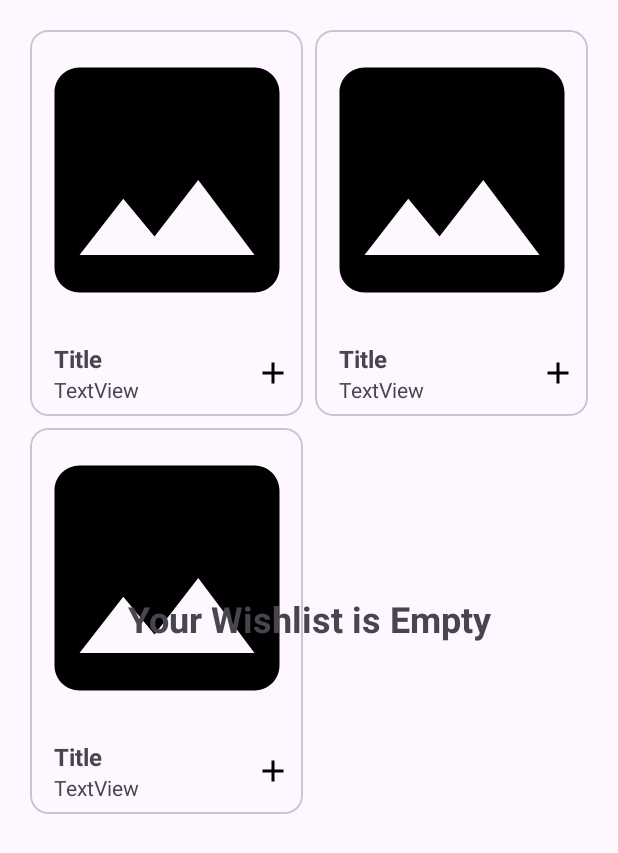
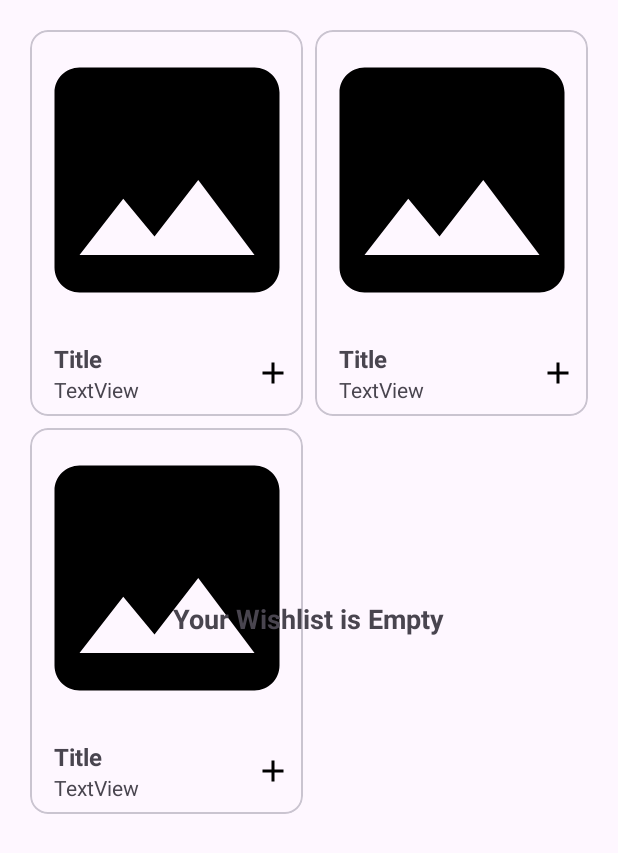
Before and after one commit to shahsamir97/CinemaHall, an Android app: the layout fragment_wishlist.xml on its own in the app's theme, with its tools: preview values and no code run, on a phone screen of 412 x 824 dp. Shown: the top 853 px of the screen. Run offline under Robolectric (Android 15) with nearby library versions, the phone set to English and light mode, and no system bars; network calls fail.

Commit message:
Change WishList empty text size

```diff
--- a/app/src/main/java/com/mdshahsamir/ovisharcinemahall/ui/dashboard/home/MovieListPagingSource.kt
+++ b/app/src/main/java/com/mdshahsamir/ovisharcinemahall/ui/dashboard/home/MovieListPagingSource.kt
@@ -18,9 +18,11 @@ class MovieListPagingSource(private val movieAPIService: MovieAPIService) :
         return try {
             val position = params.key ?: STARTING_INDEX
             val response = movieAPIService.fetchTopRatedMovies(page = position)
+
             val movies = response.results.let {
-
-                if (it.isNullOrEmpty()) listOf()
+                if (it.isNullOrEmpty()) {
+                    listOf()
+                }
                 else {
                     it.map { it.toMovie() }
                 }
--- a/app/src/main/res/layout/fragment_wishlist.xml
+++ b/app/src/main/res/layout/fragment_wishlist.xml
@@ -25,7 +25,7 @@
         android:layout_width="wrap_content"
         android:layout_height="wrap_content"
         android:text="@string/your_wishlist_is_empty"
-        android:textSize="24sp"
+        android:textSize="18sp"
         android:textStyle="bold"
         app:layout_constraintBottom_toBottomOf="parent"
         app:layout_constraintEnd_toEndOf="parent"
```
